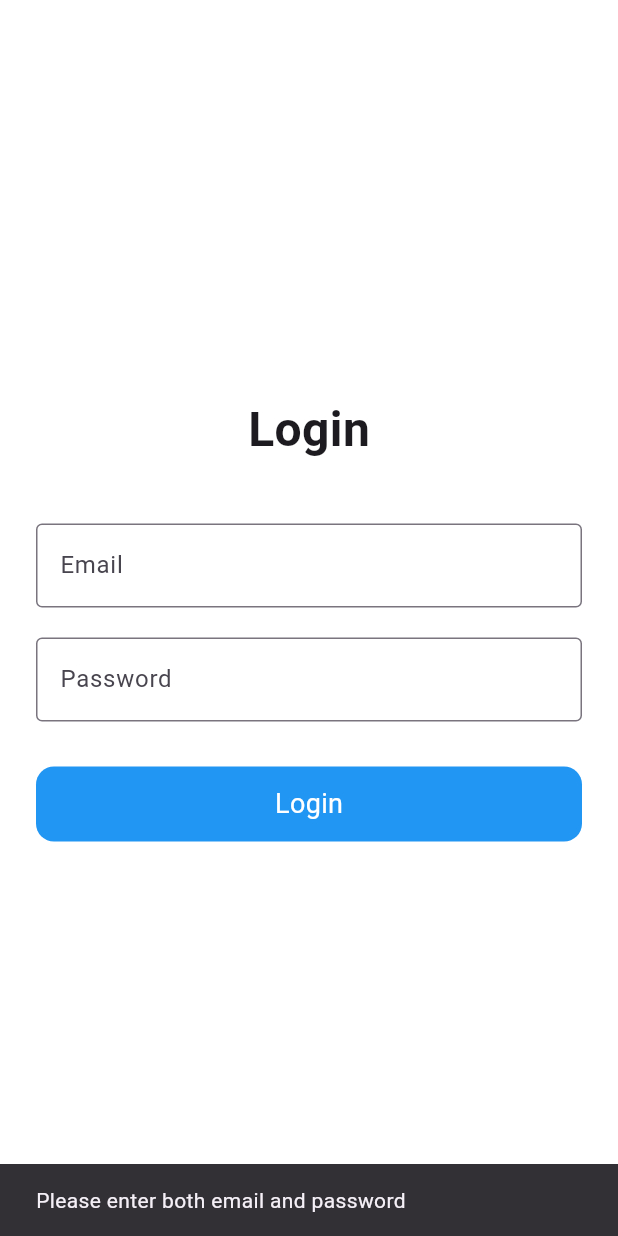
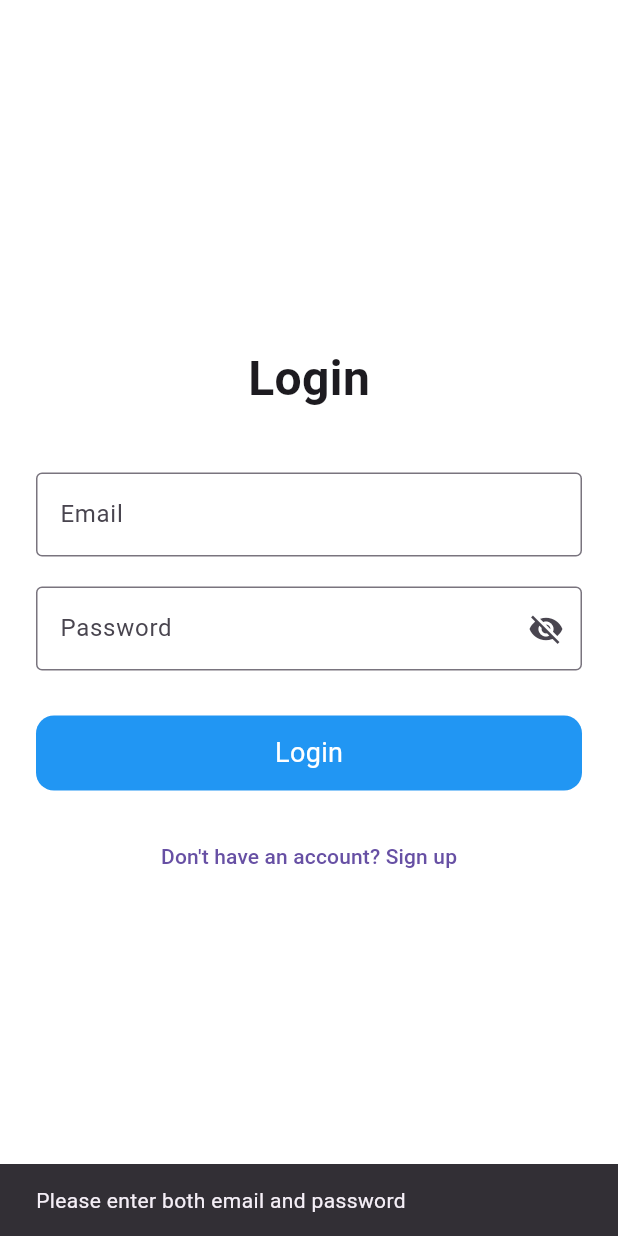
Before and after one commit to abhi2811mishra/NewsApp, a Flutter app: the LoginPage screen opened directly, after a tap on "Login", on a phone screen of 412 x 824 dp. Run offline on Flutter 3.47's test engine with Material 3 defaults, Android fonts, the phone set to English and light mode, and no system bars; our stand-ins replace cached_network_image, carousel_slider, firebase_auth, firebase_core, smooth_page_indicator, webview_flutter; accounts and stored records are empty; network calls fail.

Commit message:
all done

```diff
--- a/lib/pages/login_page.dart
+++ b/lib/pages/login_page.dart
@@ -1,7 +1,7 @@
+import 'package:firebase_auth/firebase_auth.dart';
 import 'package:flutter/material.dart';
 import 'package:news_app_/pages/home.dart';
-
-
+ // For signup navigation
 
 class LoginPage extends StatefulWidget {
   const LoginPage({super.key});
@@ -11,18 +11,51 @@ class LoginPage extends StatefulWidget {
 }
 
 class _LoginPageState extends State<LoginPage> {
+  final FirebaseAuth _auth = FirebaseAuth.instance;
   final TextEditingController emailController = TextEditingController();
   final TextEditingController passwordController = TextEditingController();
+  bool isLoading = false;
+  bool isPasswordHidden = true; // Password visibility toggle
 
-  void login() {
+  Future<void> login() async {
     String email = emailController.text.trim();
     String password = passwordController.text.trim();
 
     if (email.isNotEmpty && password.isNotEmpty) {
-      Navigator.push(
+      setState(() {
+        isLoading = true;
+      });
+
+      try {
+        UserCredential userCredential = await _auth.signInWithEmailAndPassword(
+          email: email,
+          password: password,
+        );
+
+        if (userCredential.user != null) {
+          Navigator.pushReplacement(
             context,
-        MaterialPageRoute(builder: (context) => Home()),
+            MaterialPageRoute(builder: (context) => Home()), // Navigate to home
           );
+        }
+      } on FirebaseAuthException catch (e) {
+        String errorMessage = "An error occurred";
+        if (e.code == 'user-not-found') {
+          errorMessage = "No user found for that email.";
+        } else if (e.code == 'wrong-password') {
+          errorMessage = "Incorrect password.";
+        } else if (e.code == 'network-request-failed') {
+          errorMessage = "Check your internet connection.";
+        }
+
+        ScaffoldMessenger.of(context).showSnackBar(
+          SnackBar(content: Text(errorMessage)),
+        );
+      } finally {
+        setState(() {
+          isLoading = false;
+        });
+      }
     } else {
       ScaffoldMessenger.of(context).showSnackBar(
         const SnackBar(content: Text('Please enter both email and password')),
@@ -33,9 +66,7 @@ class _LoginPageState extends State<LoginPage> {
   @override
   Widget build(BuildContext context) {
     return GestureDetector(
-      onTap: () {
-        FocusScope.of(context).unfocus();
-      },
+      onTap: () => FocusScope.of(context).unfocus(),
       child: Scaffold(
         backgroundColor: Colors.white,
         body: Center(
@@ -59,14 +90,28 @@ class _LoginPageState extends State<LoginPage> {
                   const SizedBox(height: 20),
                   TextField(
                     controller: passwordController,
-                    obscureText: true,
-                    decoration: const InputDecoration(
+                    obscureText: isPasswordHidden,
+                    decoration: InputDecoration(
                       labelText: 'Password',
-                      border: OutlineInputBorder(),
+                      border: const OutlineInputBorder(),
+                      suffixIcon: IconButton(
+                        icon: Icon(
+                          isPasswordHidden
+                              ? Icons.visibility_off
+                              : Icons.visibility,
+                        ),
+                        onPressed: () {
+                          setState(() {
+                            isPasswordHidden = !isPasswordHidden;
+                          });
+                        },
+                      ),
                     ),
                   ),
                   const SizedBox(height: 30),
-                  GestureDetector(
+                  isLoading
+                      ? const CircularProgressIndicator()
+                      : GestureDetector(
                           onTap: login,
                           child: Container(
                             width: double.infinity,
@@ -78,9 +123,22 @@ class _LoginPageState extends State<LoginPage> {
                             alignment: Alignment.center,
                             child: const Text(
                               'Login',
-                        style: TextStyle(color: Colors.white, fontSize: 18),
+                              style: TextStyle(
+                                color: Colors.white,
+                                fontSize: 18,
                               ),
                             ),
+                          ),
+                        ),
+                  const SizedBox(height: 20),
+                  TextButton(
+                    onPressed: () {
+                      Navigator.push(
+                        context,
+                        MaterialPageRoute(builder: (context) => Home()),
+                      );
+                    },
+                    child: const Text("Don't have an account? Sign up"),
                   ),
                 ],
               ),
--- a/pubspec.yaml
+++ b/pubspec.yaml
@@ -39,7 +39,9 @@ dependencies:
   http: ^1.3.0
   cached_network_image: ^3.4.1
   webview_flutter: ^4.10.0
-
+  firebase_core: ^3.12.1
+  firebase_auth: ^5.5.1
+  cloud_firestore: ^5.6.5
 
 
 
```
Also changed, not shown: lib/main.dart (+8 -8 lines), firebase.json (added), lib/firebase_options.dart (added), pubspec.lock, 7 other files. Lines whose indentation alone changed are shown as unchanged.
